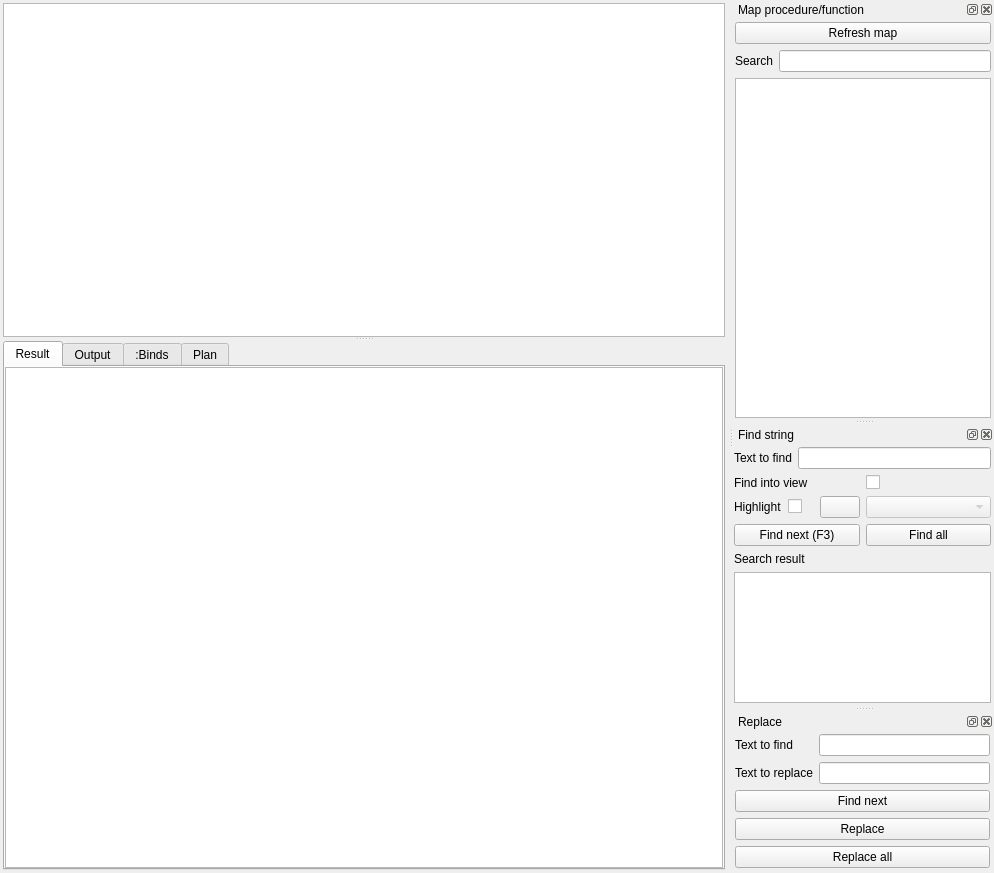
Old version of the form source/qtdesigner/MSql_editor_win2_ui.ui in the repository MValaguz/MSql.
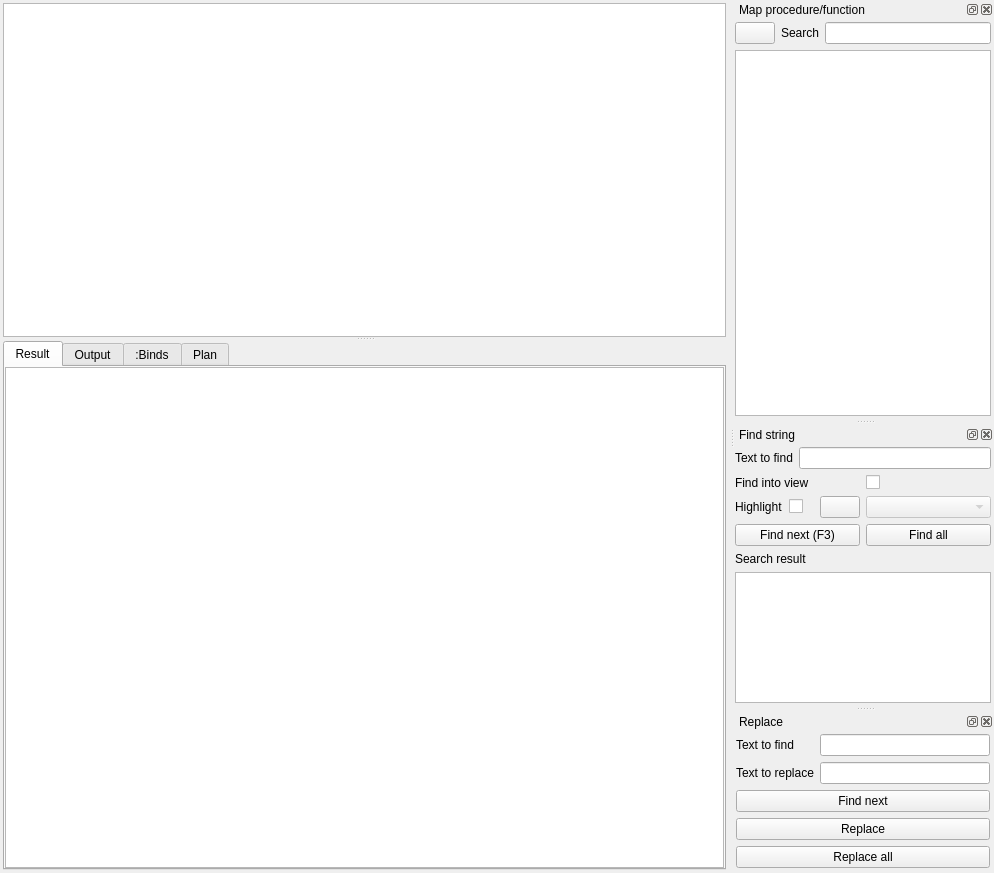
New version of the form. Icons and pictures are not drawn. Custom widgets are drawn as their Qt base class.

```diff
--- a/source/qtdesigner/MSql_editor_win2_ui.ui
+++ b/source/qtdesigner/MSql_editor_win2_ui.ui
@@ -315,7 +315,7 @@
     </property>
     <layout class="QGridLayout" name="gridLayout_3">
      <property name="leftMargin">
-      <number>1</number>
+      <number>0</number>
      </property>
      <property name="topMargin">
       <number>3</number>
@@ -324,20 +324,27 @@
       <number>3</number>
      </property>
      <property name="bottomMargin">
-      <number>1</number>
+      <number>3</number>
      </property>
-     <item row="0" column="0" colspan="2">
+     <item row="0" column="0">
+      <layout class="QHBoxLayout" name="horizontalLayout_7">
+       <item>
       <widget class="QPushButton" name="b_refresh_map">
-       <property name="text">
+         <property name="toolTip">
         <string>Refresh map</string>
        </property>
+         <property name="text">
+          <string notr="true"/>
+         </property>
        <property name="icon">
         <iconset resource="resource.qrc">
          <normaloff>:/icons/icons/refresh.png</normaloff>:/icons/icons/refresh.png</iconset>
        </property>
       </widget>
      </item>
-     <item row="1" column="0">
+       <item>
+        <layout class="QHBoxLayout" name="horizontalLayout_6">
+         <item>
       <widget class="QLabel" name="label">
        <property name="text">
         <string>Search</string>
@@ -347,14 +354,18 @@
        </property>
       </widget>
      </item>
-     <item row="1" column="1">
+         <item>
       <widget class="QLineEdit" name="e_map_search">
        <property name="clearButtonEnabled">
         <bool>true</bool>
        </property>
       </widget>
      </item>
-     <item row="2" column="0" colspan="2">
+        </layout>
+       </item>
+      </layout>
+     </item>
+     <item row="1" column="0">
       <widget class="QTableView" name="o_map">
        <property name="font">
         <font>
```
Lines whose indentation alone changed are shown as unchanged.
